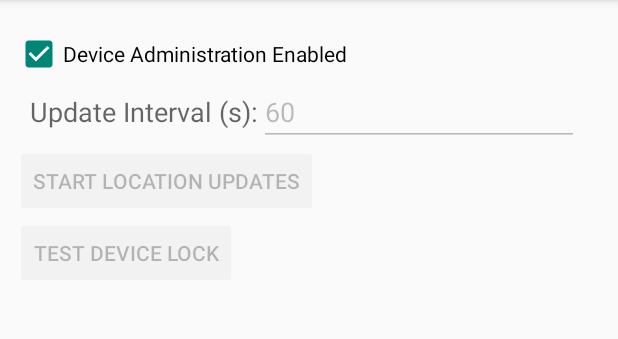
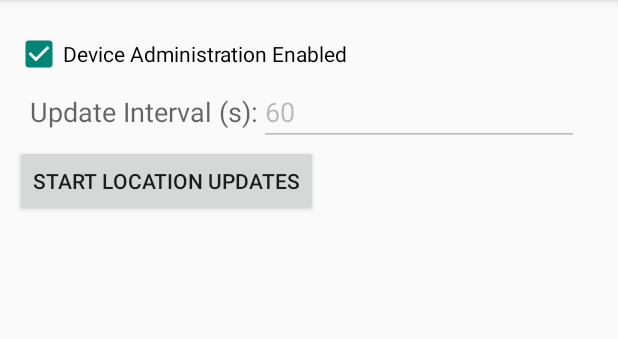
Before and after one commit to christophL/AndroidTracker, an Android app: the screen it shows after launch (MainActivity), after a tap on "START LOCATION UPDATES", on a phone screen of 412 x 824 dp, the part 84-423 px from its top. Run offline under Robolectric (Android 15) with nearby library versions, the phone set to English and light mode, and no system bars; 2 statements that could not run were skipped; 1 other tap on this screen came first.

Commit message:
some documentation

```diff
--- a/app/src/main/java/uibk/ac/at/androidtracker/LocationReceiver.java
+++ b/app/src/main/java/uibk/ac/at/androidtracker/LocationReceiver.java
@@ -13,6 +13,12 @@ public class LocationReceiver extends BroadcastReceiver {
         this.activity = activity;
     }
 
+    /**
+     * Called when location updates are received from the location service.
+     * Logs the updated location in the main activity's log view
+     * @param context the context from which the broadcast was sent (i.e. the location service)
+     * @param intent the intent containing the broadcast information
+     */
     @Override
     public void onReceive(Context context, Intent intent) {
         TextView log = (TextView) activity.findViewById(R.id.txtLog);
--- a/app/src/main/java/uibk/ac/at/androidtracker/LocationUpdaterService.java
+++ b/app/src/main/java/uibk/ac/at/androidtracker/LocationUpdaterService.java
@@ -22,7 +22,6 @@ public class LocationUpdaterService
         implements GooglePlayServicesClient.ConnectionCallbacks,
             GooglePlayServicesClient.OnConnectionFailedListener, LocationListener {
     public static final String ACTION_START_UPDATING = "uibk.ac.at.androidtracker.action.START_UPDATING";
-
 
     public static final String BROADCAST_LOCATION_UPDATE = "uibk.ac.at.androidtracker.LOCATION_UPDATE";
 
@@ -117,7 +116,6 @@ public class LocationUpdaterService
 
     @Override
     public void onLocationChanged(Location location) {
-        System.out.println("in location Changed");
         String latitude = String.valueOf(location.getLatitude());
         String longitude = String.valueOf(location.getLongitude());
         String locationString = "Location Update: " + latitude
--- a/app/src/main/java/uibk/ac/at/androidtracker/MainActivity.java
+++ b/app/src/main/java/uibk/ac/at/androidtracker/MainActivity.java
@@ -30,18 +30,20 @@ public class MainActivity extends Activity{
         super.onCreate(savedInstanceState);
         setContentView(R.layout.activity_main);
 
+        //register broadcast receiver that will provide updates received from the location updater
         LocalBroadcastManager bcmgr = LocalBroadcastManager.getInstance(this);
         IntentFilter filter = new IntentFilter(LocationUpdaterService.BROADCAST_LOCATION_UPDATE);
         bcmgr.registerReceiver(new LocationReceiver(this), filter);
 
+        //register broadcast receiver that will react on received commands
         filter = new IntentFilter(PostLocationTask.BROADCAST_CMD_RECEIVED);
         bcmgr.registerReceiver(new CommandReceiver(this), filter);
 
-        CheckBox cbAdmin = (CheckBox) findViewById(R.id.cbAdmin);
-        Button btnLock = (Button) findViewById(R.id.btnLock);
+        //register a DeviceAdminReceiver (required for accessing the device admin API)
         dpm = (DevicePolicyManager) getSystemService(Context.DEVICE_POLICY_SERVICE);
         receiverName = new ComponentName(this, AdminWipeLockReceiver.class);
 
+        //restore previous state (e.g. after switching to landscape mode)
         if(savedInstanceState != null){
             TextView log = (TextView) findViewById(R.id.txtLog);
             log.setText(savedInstanceState.getCharSequence("curLog"));
@@ -49,15 +51,22 @@ public class MainActivity extends Activity{
             updatesActive = savedInstanceState.getBoolean("updatesActive");
             enableControls(!updatesActive);
         }
-        boolean adminActive = isAdminActive();
-        cbAdmin.setChecked(adminActive);
-        btnLock.setEnabled(adminActive);
+        CheckBox cbAdmin = (CheckBox) findViewById(R.id.cbAdmin);
+        cbAdmin.setChecked(isAdminActive());
     }
 
+    /**
+     * Checks whether AndroidTracker was granted device administration
+     * @return true iff device administration is active
+     */
     private boolean isAdminActive(){
         return dpm.isAdminActive(receiverName);
     }
 
+    /**
+     * Enables/Disables user controls
+     * @param enable should the controls be enabled?
+     */
     private void enableControls(boolean enable){
         Button btnUpdates = (Button) findViewById(R.id.btnSend);
         EditText txtInterval = (EditText) findViewById(R.id.txtUpdateInterval);
@@ -65,6 +74,7 @@ public class MainActivity extends Activity{
         txtInterval.setEnabled(enable);
     }
 
+    // auto-generated by android-studio
     @Override
     public boolean onCreateOptionsMenu(Menu menu) {
         // Inflate the menu; this adds items to the action bar if it is present.
@@ -72,6 +82,7 @@ public class MainActivity extends Activity{
         return true;
     }
 
+    // auto-generated by android-studio
     @Override
     public boolean onOptionsItemSelected(MenuItem item) {
         // Handle action bar item clicks here. The action bar will
@@ -84,6 +95,13 @@ public class MainActivity extends Activity{
         return super.onOptionsItemSelected(item);
     }
 
+    /**
+     * Called when the state of the current activity needs to be saved (e.g., when switching to
+     * landscape mode)
+     * Saves the current log and the update state to be able to reset them after the activity
+     * was reloaded
+     * @param outBundle the bundle containing the relevant state information
+     */
     @Override
     public void onSaveInstanceState(Bundle outBundle){
         super.onSaveInstanceState(outBundle);
@@ -93,10 +111,12 @@ public class MainActivity extends Activity{
     }
 
     /**
-     * Called when the user clicks the Send button
+     * Called when the "Start/Stop Location Updates" button is clicked.
+     * Starts the location updater as a service (runs in background), providing the
+     * update interval entered in the textbox above
      * @param view the clicked button
      */
-    public void sendMessage(View view){
+    public void onBtnUpdateClick(View view){
         EditText txtInterval = (EditText) findViewById(R.id.txtUpdateInterval);
         int interval;
         try{
@@ -119,10 +139,10 @@ public class MainActivity extends Activity{
         startService(intent);
     }
 
-    public void onBtnLockClick(View view){
-        lockDevice("secret");
-    }
-
+    /**
+     * Sets the lock-screen password to the provided password and immediately locks the device
+     * @param password the desired lock-screen password
+     */
     public void lockDevice(String password){
         if(isAdminActive()){
             dpm.resetPassword(password, 0);
@@ -130,12 +150,21 @@ public class MainActivity extends Activity{
         }
     }
 
-    public void wipeDevice(String password){
+    /**
+     * Performs a factory-reset of the device and also erases external storage (SD-card)
+     */
+    public void wipeDevice(){
         if(isAdminActive()){
-            dpm.wipeData(0);
+            dpm.wipeData(DevicePolicyManager.WIPE_EXTERNAL_STORAGE);
         }
     }
 
+    /**
+     * Called when the "Enable Device Administration" checkbox is clicked.
+     * If the device administration should be activated, a new activity that asks for the user's
+     * consent is started, otherwise device administration is simply disabled
+     * @param view the clicked checkbox
+     */
     public void onCbAdminClicked(View view) {
         boolean isChecked = ((CheckBox) view).isChecked();
         if(isChecked){
@@ -148,19 +177,24 @@ public class MainActivity extends Activity{
         }
     }
 
+    /**
+     * Called when an activity started by this activity finished (in this case only the activity
+     * that asks for device administration priviledges).
+     * Sets the checked state of the device admin checkbox according to the user's answer.
+     * (should not stay checked if the user declined the required permissions)
+     * @param requestCode a code indicating the activity that finished
+     * @param resultCode the result the activity reported
+     * @param data additional data
+     */
     @Override
     protected void onActivityResult(int requestCode, int resultCode, Intent data){
         if(requestCode != REQUEST_CODE_ENABLE_ADMIN) return;
 
         CheckBox cbAdmin = (CheckBox) findViewById(R.id.cbAdmin);
-        Button btnLock = (Button) findViewById(R.id.btnLock);
         if(resultCode == Activity.RESULT_OK){
             cbAdmin.setChecked(true);
-            btnLock.setEnabled(true);
-
         } else {
             cbAdmin.setChecked(false);
-            btnLock.setEnabled(false);
         }
     }
 }
--- a/app/src/main/res/layout-v14/activity_main.xml
+++ b/app/src/main/res/layout-v14/activity_main.xml
@@ -17,8 +17,8 @@
             android:text="Update Interval (s):"
             android:id="@+id/lblInterval"
             android:layout_below="@+id/cbAdmin"
-            android:layout_alignLeft="@+id/btnSend"
-            android:layout_alignStart="@+id/btnSend"
+            android:layout_alignLeft="@+id/btnUpdate"
+            android:layout_alignStart="@+id/btnUpdate"
             android:layout_marginLeft="10dp"
             android:layout_marginTop="10dp" />
 
@@ -26,8 +26,8 @@
             android:layout_width="wrap_content"
             android:layout_height="wrap_content"
             android:text="@string/button_send"
-            android:onClick="sendMessage"
-            android:id="@+id/btnSend"
+            android:onClick="onBtnUpdateClick"
+            android:id="@+id/btnUpdate"
             android:layout_below="@+id/lblInterval"
             android:layout_alignParentLeft="true"
             android:layout_alignParentStart="true"
@@ -40,7 +40,7 @@
             android:id="@+id/svLog"
             android:layout_gravity="center_horizontal"
             android:fillViewport="true"
-            android:layout_below="@+id/btnLock">
+            android:layout_below="@+id/btnUpdate">
 
             <TextView
                 android:layout_width="wrap_content"
@@ -75,16 +75,6 @@
             android:clickable="true"
             android:enabled="true" />
 
-        <Button
-            android:layout_width="wrap_content"
-            android:layout_height="wrap_content"
-            android:text="Test Device Lock"
-            android:id="@+id/btnLock"
-            android:layout_below="@+id/btnSend"
-            android:layout_alignLeft="@+id/btnSend"
-            android:layout_alignStart="@+id/btnSend"
-            android:onClick="onBtnLockClick" />
-
     </RelativeLayout>
 
 </LinearLayout>
```
Also changed, not shown: app/src/main/java/uibk/ac/at/androidtracker/AdminWipeLockReceiver.java (+12 -0 lines), app/src/main/java/uibk/ac/at/androidtracker/CommandReceiver.java (+16 -2 lines), app/src/main/java/uibk/ac/at/androidtracker/PostLocationTask.java (+46 -2 lines).
